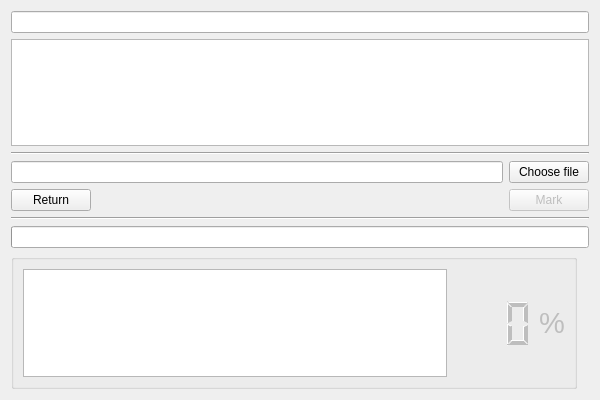
Above: task.ui from SecurityCze/programming_for_dummies_by_dummies_application before the change. Below: the same form after it.
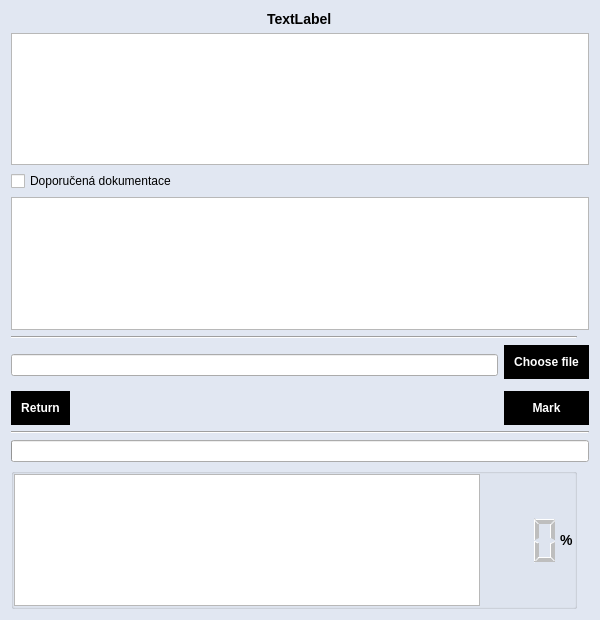
That is the form after the change.

The edit to the form file:
```diff
--- a/task.ui
+++ b/task.ui
@@ -7,22 +7,85 @@
     <x>0</x>
     <y>0</y>
     <width>600</width>
-    <height>400</height>
+    <height>620</height>
    </rect>
   </property>
   <property name="windowTitle">
    <string>Dialog</string>
   </property>
+  <property name="styleSheet">
+   <string notr="true">QDialog {
+	background-color: #E1E7F2;
+}
+
+QLabel {
+	color: #000;
+	font-weight: bold;
+	font-size: 14px;
+}
+
+QCheckBox[objectName=&quot;documentationBox&quot;] {
+	font-weight: bold;
+}
+
+QPushButton {
+	padding: 10px;
+	color: white;
+	font-weight: bold;
+	border: none;
+}
+
+/* default button style */
+QPushButton {
+	background-color: black;
+}
+
+QPushButton:hover {
+	background-color: grey;
+}
+
+/* OKbutton button style */
+QPushButton[objectName=&quot;OKbutton&quot;] {
+	background-color: #85B404;
+}
+
+QPushButton[objectName=&quot;OKbutton&quot;]:hover {
+	background-color: #A2DC04;
+}
+
+/* refresh button style */
+QPushButton[objectName=&quot;markButton&quot;], QPushButton[objectName=&quot;fileButton&quot;] {
+	background-color: #197BBD;
+}
+
+QPushButton[objectName=&quot;markButton&quot;]:hover {
+	background-color: #6A7FDB;
+}
+
+QPushButton[objectName=&quot;fileButton&quot;]:hover {
+	background-color: #6A7FDB;
+}
+
+/* &quot;deny&quot; button style */
+QPushButton[objectName=&quot;returnButton&quot;] {
+	background-color: #E0001E;
+}
+
+QPushButton[objectName=&quot;returnButton&quot;]:hover {
+	background-color: #FF0022;
+}
+
+QGroupBox[objectName=&quot;groupboxMarks&quot;] {
+	border: none;
+}</string>
+  </property>
   <layout class="QGridLayout" name="gridLayout">
    <item row="1" column="0" colspan="3">
     <layout class="QVBoxLayout" name="taskLayout">
-     <item>
-      <widget class="QLineEdit" name="taskName">
-       <property name="toolTip">
-        <string>Name of task</string>
-       </property>
-       <property name="readOnly">
-        <bool>true</bool>
+     <item alignment="Qt::AlignHCenter">
+      <widget class="QLabel" name="taskName">
+       <property name="text">
+        <string>TextLabel</string>
        </property>
       </widget>
      </item>
@@ -38,14 +101,14 @@
      </item>
     </layout>
    </item>
-   <item row="3" column="0" colspan="3">
-    <widget class="Line" name="lineTaskUpload">
+   <item row="7" column="0" colspan="3">
+    <widget class="Line" name="lineUploadScore">
      <property name="orientation">
       <enum>Qt::Horizontal</enum>
      </property>
     </widget>
    </item>
-   <item row="9" column="0" colspan="3">
+   <item row="12" column="0" colspan="3">
     <widget class="QProgressBar" name="progressBarSolution">
      <property name="enabled">
       <bool>true</bool>
@@ -63,19 +126,6 @@
    </item>
    <item row="4" column="0" colspan="3">
     <layout class="QGridLayout" name="uploadLayout">
-     <item row="0" column="0" colspan="2">
-      <widget class="QLineEdit" name="fileName">
-       <property name="acceptDrops">
-        <bool>false</bool>
-       </property>
-       <property name="toolTip">
-        <string>Chosen file for validationg</string>
-       </property>
-       <property name="readOnly">
-        <bool>true</bool>
-       </property>
-      </widget>
-     </item>
      <item row="2" column="2">
       <widget class="QPushButton" name="markButton">
        <property name="enabled">
@@ -116,18 +166,49 @@
        </property>
       </widget>
      </item>
+     <item row="0" column="2">
+      <widget class="QPushButton" name="fileButton">
+       <property name="text">
+        <string>Choose file</string>
+       </property>
+      </widget>
+     </item>
+     <item row="0" column="0" rowspan="2" colspan="2">
+      <widget class="QLineEdit" name="fileName">
+       <property name="acceptDrops">
+        <bool>false</bool>
+       </property>
+       <property name="toolTip">
+        <string>Chosen file for validationg</string>
+       </property>
+       <property name="frame">
+        <bool>true</bool>
+       </property>
+       <property name="readOnly">
+        <bool>true</bool>
+       </property>
+      </widget>
+     </item>
     </layout>
    </item>
-   <item row="7" column="0" colspan="3">
-    <widget class="Line" name="lineUploadScore">
-     <property name="orientation">
-      <enum>Qt::Horizontal</enum>
-     </property>
-    </widget>
-   </item>
-   <item row="10" column="0">
+   <item row="13" column="0">
     <widget class="QGroupBox" name="groupboxMarks">
      <layout class="QGridLayout" name="markLayout">
+      <property name="leftMargin">
+       <number>0</number>
+      </property>
+      <property name="topMargin">
+       <number>0</number>
+      </property>
+      <property name="rightMargin">
+       <number>0</number>
+      </property>
+      <property name="bottomMargin">
+       <number>0</number>
+      </property>
+      <property name="horizontalSpacing">
+       <number>0</number>
+      </property>
       <item row="2" column="0">
        <widget class="QTextEdit" name="errors">
         <property name="toolTip">
@@ -145,7 +226,9 @@
         </property>
         <property name="font">
          <font>
-          <pointsize>22</pointsize>
+          <pointsize>-1</pointsize>
+          <weight>75</weight>
+          <bold>true</bold>
          </font>
         </property>
         <property name="frameShape">
@@ -196,6 +279,27 @@
      </layout>
     </widget>
    </item>
+   <item row="2" column="0" colspan="3">
+    <layout class="QVBoxLayout" name="documentationLayout">
+     <item>
+      <widget class="QCheckBox" name="documentationBox">
+       <property name="text">
+        <string>Doporučená dokumentace</string>
+       </property>
+      </widget>
+     </item>
+     <item>
+      <widget class="QTextEdit" name="documentationEdit"/>
+     </item>
+    </layout>
+   </item>
+   <item row="3" column="0">
+    <widget class="Line" name="lineTaskUpload">
+     <property name="orientation">
+      <enum>Qt::Horizontal</enum>
+     </property>
+    </widget>
+   </item>
   </layout>
  </widget>
  <resources/>
```
Left out of the diff: 7 changed lines with no effect on the pictures.
